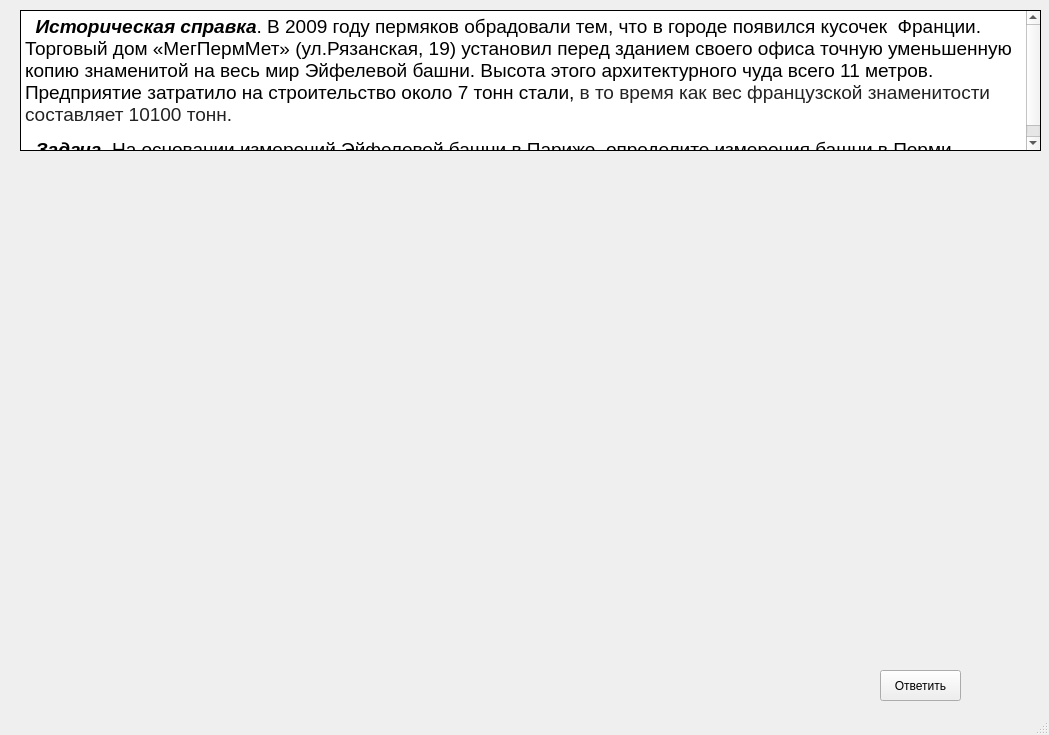
Above: SeventhTaskWindow.ui from VladZuykin/quest before the change. Below: the same form after it.
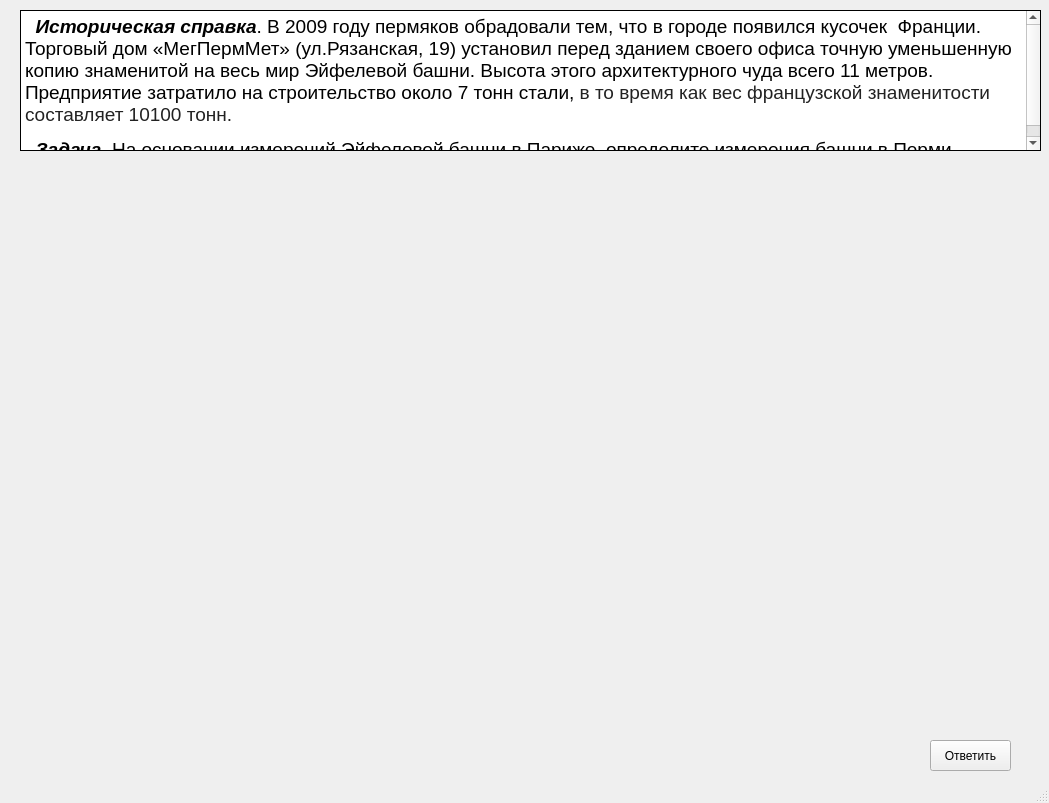
That is the form after the change.

```diff
--- a/SeventhTaskWindow.ui
+++ b/SeventhTaskWindow.ui
@@ -7,7 +7,7 @@
     <x>0</x>
     <y>0</y>
     <width>1049</width>
-    <height>735</height>
+    <height>803</height>
    </rect>
   </property>
   <property name="windowTitle">
@@ -47,8 +47,8 @@
    <widget class="QPushButton" name="answerButton">
     <property name="geometry">
      <rect>
-      <x>880</x>
-      <y>670</y>
+      <x>930</x>
+      <y>740</y>
       <width>81</width>
       <height>31</height>
      </rect>
```
